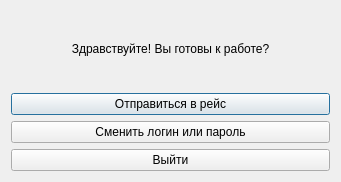
avasyutkin/term_2, file Qt/Lab_1/windowdriver.ui: the form before one commit.
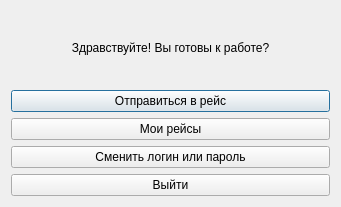
The form after the commit.

```diff
--- a/Qt/Lab_1/windowdriver.ui
+++ b/Qt/Lab_1/windowdriver.ui
@@ -7,7 +7,7 @@
     <x>0</x>
     <y>0</y>
     <width>341</width>
-    <height>182</height>
+    <height>207</height>
    </rect>
   </property>
   <property name="windowTitle">
@@ -33,6 +33,13 @@
        </property>
       </widget>
      </item>
+     <item>
+      <widget class="QPushButton" name="pushButton_4">
+       <property name="text">
+        <string>Мои рейсы</string>
+       </property>
+      </widget>
+     </item>
      <item>
       <widget class="QPushButton" name="pushButton_2">
        <property name="text">
```
